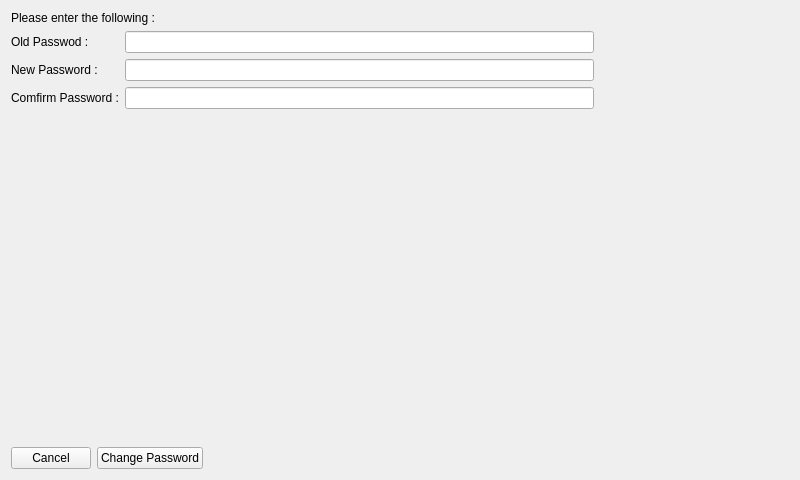
The window that GUI_Qt/SmartScale/userPasswordChange.ui (twschung/IoT-Smart-Scale) describes before a commit, drawn with Qt 5.
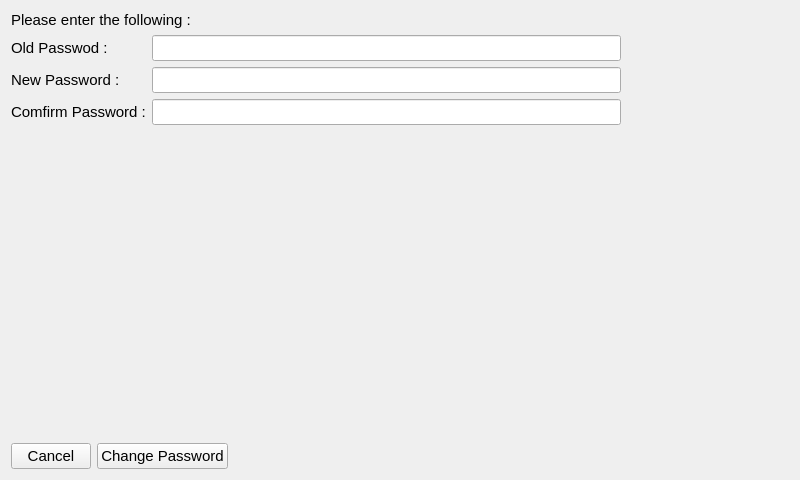
The same window after the commit.

```diff
--- a/GUI_Qt/SmartScale/userPasswordChange.ui
+++ b/GUI_Qt/SmartScale/userPasswordChange.ui
@@ -25,6 +25,12 @@
           <verstretch>0</verstretch>
          </sizepolicy>
         </property>
+        <property name="font">
+         <font>
+          <family>Arial</family>
+          <pointsize>11</pointsize>
+         </font>
+        </property>
         <property name="text">
          <string>Please enter the following :</string>
         </property>
@@ -37,6 +43,12 @@
         </property>
         <item row="0" column="0">
          <widget class="QLabel" name="lblOldPassword">
+          <property name="font">
+           <font>
+            <family>Arial</family>
+            <pointsize>11</pointsize>
+           </font>
+          </property>
           <property name="text">
            <string>Old Passwod :</string>
           </property>
@@ -50,6 +62,12 @@
             <height>0</height>
            </size>
           </property>
+          <property name="font">
+           <font>
+            <family>Arial</family>
+            <pointsize>11</pointsize>
+           </font>
+          </property>
           <property name="echoMode">
            <enum>QLineEdit::Password</enum>
           </property>
@@ -57,6 +75,12 @@
         </item>
         <item row="1" column="0">
          <widget class="QLabel" name="lblNewPassword">
+          <property name="font">
+           <font>
+            <family>Arial</family>
+            <pointsize>11</pointsize>
+           </font>
+          </property>
           <property name="text">
            <string>New Password :</string>
           </property>
@@ -70,6 +94,12 @@
             <height>0</height>
            </size>
           </property>
+          <property name="font">
+           <font>
+            <family>Arial</family>
+            <pointsize>11</pointsize>
+           </font>
+          </property>
           <property name="inputMethodHints">
            <set>Qt::ImhHiddenText|Qt::ImhNoAutoUppercase|Qt::ImhNoPredictiveText|Qt::ImhSensitiveData</set>
           </property>
@@ -83,6 +113,12 @@
         </item>
         <item row="2" column="0">
          <widget class="QLabel" name="lblComfirmPassword">
+          <property name="font">
+           <font>
+            <family>Arial</family>
+            <pointsize>11</pointsize>
+           </font>
+          </property>
           <property name="text">
            <string>Comfirm Password :</string>
           </property>
@@ -96,6 +132,12 @@
             <height>0</height>
            </size>
           </property>
+          <property name="font">
+           <font>
+            <family>Arial</family>
+            <pointsize>11</pointsize>
+           </font>
+          </property>
           <property name="inputMethodHints">
            <set>Qt::ImhHiddenText|Qt::ImhNoAutoUppercase|Qt::ImhNoPredictiveText|Qt::ImhSensitiveData</set>
           </property>
@@ -115,7 +157,8 @@
      <widget class="QLabel" name="lblStatus">
       <property name="font">
        <font>
-        <pointsize>12</pointsize>
+        <family>Arial</family>
+        <pointsize>13</pointsize>
         <weight>75</weight>
         <bold>true</bold>
        </font>
@@ -133,6 +176,12 @@
         <verstretch>0</verstretch>
        </sizepolicy>
       </property>
+      <property name="font">
+       <font>
+        <family>Arial</family>
+        <pointsize>11</pointsize>
+       </font>
+      </property>
       <property name="text">
        <string>Cancel</string>
       </property>
@@ -146,6 +195,12 @@
         <verstretch>0</verstretch>
        </sizepolicy>
       </property>
+      <property name="font">
+       <font>
+        <family>Arial</family>
+        <pointsize>11</pointsize>
+       </font>
+      </property>
       <property name="text">
        <string>Change Password</string>
       </property>
```
